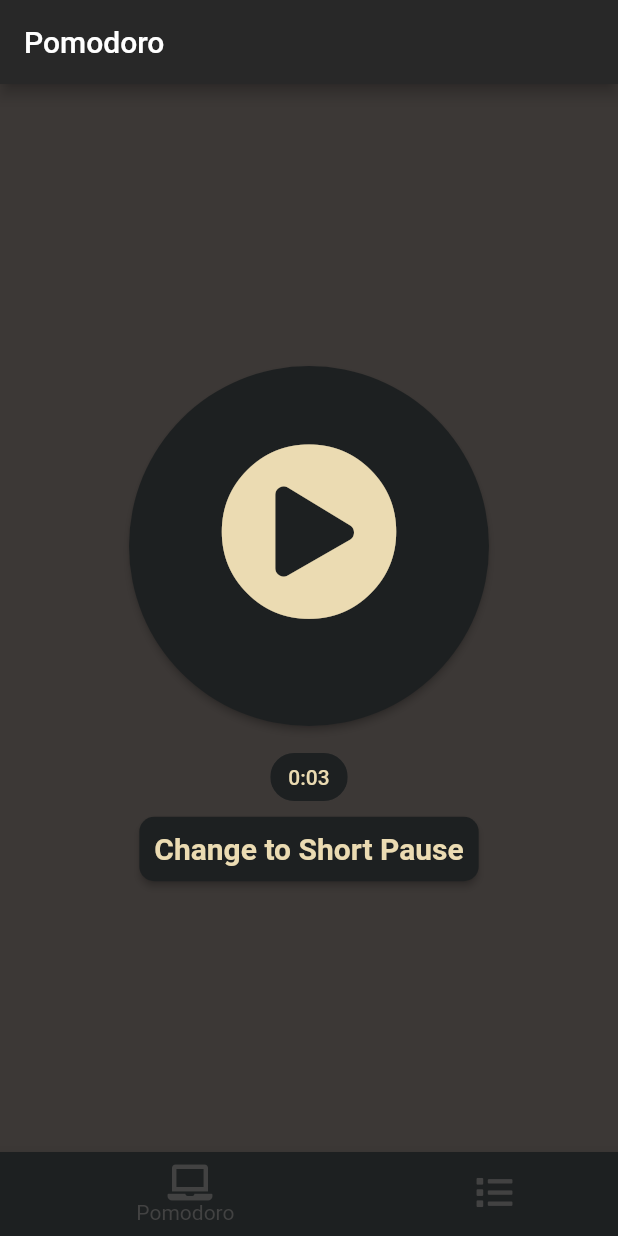
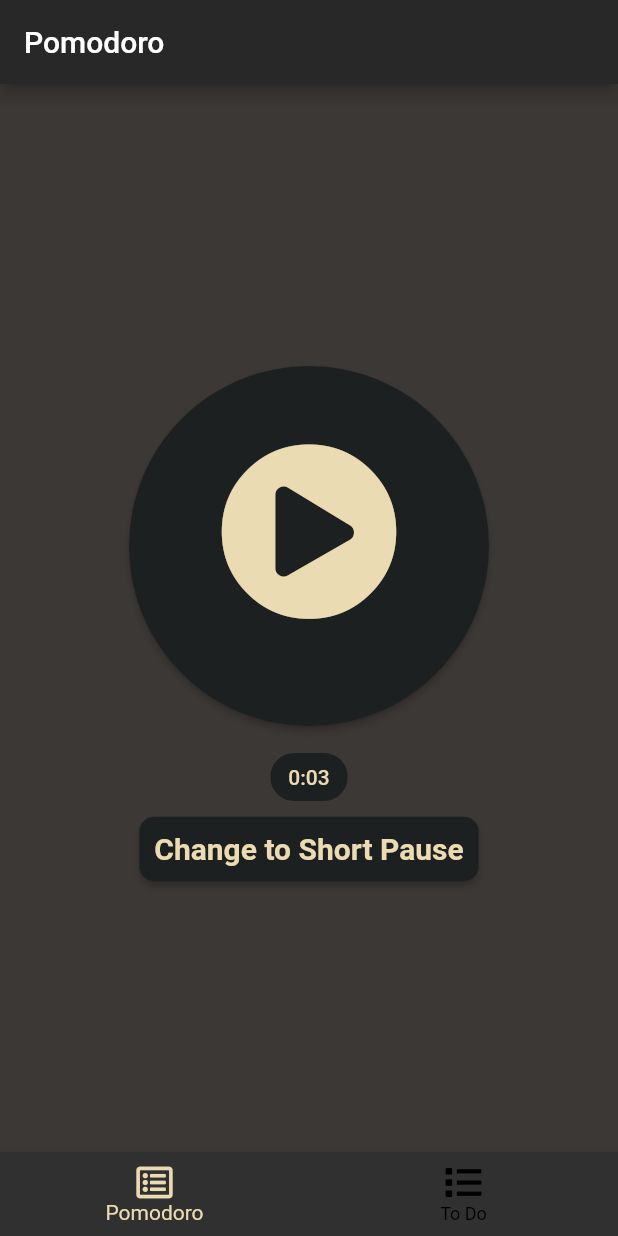
Before and after one commit to lucastercas/flutter_pomodoro, a Flutter app: the screen it shows after launch, on a phone screen of 412 x 824 dp. Run offline on Flutter 3.47's test engine with Material 2 defaults, Android fonts, the phone set to English and light mode, and no system bars; our stand-ins replace cloud_firestore, font_awesome_flutter; accounts and stored records are empty.

```diff
--- a/lib/components/bot_app_bar.dart
+++ /dev/null
@@ -1,101 +0,0 @@
-import 'package:flutter/material.dart';
-import 'package:font_awesome_flutter/font_awesome_flutter.dart';
-
-import 'package:pomodoro_flutter/components/navigation_icon_view.dart';
-import 'package:pomodoro_flutter/constants.dart';
-
-class BotAppBar extends StatefulWidget {
-  @override
-  _BotAppBar createState() => _BotAppBar();
-}
-
-class _BotAppBar extends State<BotAppBar> with TickerProviderStateMixin {
-  List<NavigationIconView> _navigationViews;
-  int _currentIndex = 0;
-  BottomNavigationBarType _type = BottomNavigationBarType.shifting;
-
-  @override
-  void initState() {
-    super.initState();
-    _navigationViews = <NavigationIconView>[
-      NavigationIconView(
-        icon: Icon(FontAwesomeIcons.laptop),
-        title: 'Pomodoro',
-        color: kAccentColor,
-        vsync: this,
-        onTap: () {
-          Navigator.pushReplacementNamed(context, '/');
-        },
-      ),
-      NavigationIconView(
-        icon: Icon(FontAwesomeIcons.list),
-        activeIcon: Icon(FontAwesomeIcons.listAlt),
-        title: 'To Do',
-        color: kAccentColor,
-        vsync: this,
-        onTap: () {
-          Navigator.pushReplacementNamed(context, '/todo_screen');
-        },
-      ),
-    ];
-  }
-
-  @override
-  void dispose() {
-    for (NavigationIconView view in _navigationViews) view.controller.dispose();
-    super.dispose();
-  }
-
-  @override
-  Widget build(BuildContext context) {
-    return BottomNavigationBar(
-      items: _navigationViews
-          .map<BottomNavigationBarItem>(
-              (NavigationIconView navigationView) => navigationView.item)
-          .toList(),
-      currentIndex: _currentIndex,
-      type: _type,
-      onTap: (int index) {
-        setState(() {
-          _navigationViews[_currentIndex].controller.reverse();
-          _currentIndex = index;
-          _navigationViews[_currentIndex].controller.forward();
-        });
-        _navigationViews[_currentIndex].doOnTap();
-      },
-    );
-  }
-}
-
-class Aux extends StatelessWidget {
-  const Aux({
-    Key key,
-  }) : super(key: key);
-
-  @override
-  Widget build(BuildContext context) {
-    return BottomAppBar(
-      color: kAccentColor,
-      child: Row(
-        children: <Widget>[
-          Expanded(
-            child: Container(
-              child: FlatButton(
-                onPressed: () {},
-                child: Text('Pomodoro'),
-              ),
-            ),
-          ),
-          Expanded(
-            child: Container(
-              child: FlatButton(
-                onPressed: () {},
-                child: Text('To Do'),
-              ),
-            ),
-          ),
-        ],
-      ),
-    );
-  }
-}
--- /dev/null
+++ b/lib/components/navigation_bar_controller.dart
@@ -0,0 +1,57 @@
+import 'package:flutter/material.dart';
+import 'package:font_awesome_flutter/font_awesome_flutter.dart';
+import 'package:pomodoro_flutter/constants.dart';
+
+import 'package:pomodoro_flutter/screens/start_screen.dart';
+import 'package:pomodoro_flutter/screens/todo_start_screen.dart';
+
+class AppBottomNavigationBarController extends StatefulWidget {
+  @override
+  _AppBottomNavigationBarControllerState createState() =>
+      _AppBottomNavigationBarControllerState();
+}
+
+class _AppBottomNavigationBarControllerState
+    extends State<AppBottomNavigationBarController> {
+  final List<Widget> pages = [
+    StartScreen(
+      key: PageStorageKey('start_screen'),
+    ),
+    TodoScreen(
+      key: PageStorageKey('todo_screen'),
+    ),
+  ];
+
+  final PageStorageBucket _bucket = PageStorageBucket();
+  int _currentIndex = 0;
+
+  Widget _bottomNavigationBar(int currentIndex) => BottomNavigationBar(
+        selectedItemColor: kForegroundColor,
+        unselectedItemColor: Colors.black,
+        onTap: (int index) => setState(() => _currentIndex = index),
+        currentIndex: currentIndex,
+        items: <BottomNavigationBarItem>[
+          BottomNavigationBarItem(
+            icon: Icon(FontAwesomeIcons.list),
+            title: Text('Pomodoro'),
+            activeIcon: Icon(FontAwesomeIcons.listAlt),
+          ),
+          BottomNavigationBarItem(
+            icon: Icon(FontAwesomeIcons.list),
+            title: Text('To Do'),
+            activeIcon: Icon(FontAwesomeIcons.listAlt),
+          ),
+        ],
+      );
+
+  @override
+  Widget build(BuildContext context) {
+    return Scaffold(
+      bottomNavigationBar: _bottomNavigationBar(_currentIndex),
+      body: PageStorage(
+        child: pages[_currentIndex],
+        bucket: _bucket,
+      ),
+    );
+  }
+}
--- a/lib/components/navigation_icon_view.dart
+++ /dev/null
@@ -1,76 +0,0 @@
-import 'package:flutter/material.dart';
-
-class NavigationIconView {
-  final Widget _icon;
-  final Color _color;
-  final String _title;
-  final BottomNavigationBarItem item;
-  final AnimationController controller;
-  Function onTap;
-  Animation<double> _animation;
-
-  NavigationIconView(
-      {Widget icon,
-      Widget activeIcon,
-      String title,
-      Color color,
-      Function onTap,
-      TickerProvider vsync})
-      : _icon = icon,
-        _color = color,
-        _title = title,
-        item = BottomNavigationBarItem(
-            icon: icon,
-            activeIcon: activeIcon,
-            title: Text(title),
-            backgroundColor: color),
-        controller = AnimationController(
-          duration: Duration(milliseconds: 200),
-          vsync: vsync,
-        ) {
-    _animation = controller.drive(
-      CurveTween(
-        curve: const Interval(0.5, 1.0, curve: Curves.fastOutSlowIn),
-      ),
-    );
-  }
-
-  void doOnTap() {
-    this.onTap();
-    print('iae');
-  }
-
-  FadeTransition transition(
-      BottomNavigationBarType type, BuildContext context) {
-    Color iconColor;
-    if (type == BottomNavigationBarType.shifting) {
-      iconColor = _color;
-    } else {
-      final ThemeData themeData = Theme.of(context);
-      iconColor = themeData.brightness == Brightness.light
-          ? themeData.primaryColor
-          : themeData.accentColor;
-    }
-    return FadeTransition(
-      opacity: _animation,
-      child: SlideTransition(
-        position: _animation.drive(
-          Tween<Offset>(
-            begin: const Offset(0.0, 0.02),
-            end: Offset.zero,
-          ),
-        ),
-        child: IconTheme(
-          data: IconThemeData(
-            color: iconColor,
-            size: 50.0,
-          ),
-          child: Semantics(
-            label: 'Placeholder for $_title tab',
-            child: _icon,
-          ),
-        ),
-      ),
-    );
-  }
-}
--- a/lib/main.dart
+++ b/lib/main.dart
@@ -1,4 +1,5 @@
 import 'package:flutter/material.dart';
+import 'package:pomodoro_flutter/components/navigation_bar_controller.dart';
 import 'package:pomodoro_flutter/constants.dart';
 import 'package:pomodoro_flutter/screens/clock_screen.dart';
 import 'package:pomodoro_flutter/screens/start_screen.dart';
@@ -7,7 +8,7 @@ import 'package:pomodoro_flutter/screens/todo_start_screen.dart';
 void main() => runApp(MyApp());
 
 class MyApp extends StatelessWidget {
-  ThemeData buildThemeData() {
+  ThemeData _buildThemeData() {
     return ThemeData.dark().copyWith(
       primaryColor: Color(0xff282828),
       textTheme: TextTheme(
@@ -31,12 +32,10 @@ class MyApp extends StatelessWidget {
   Widget build(BuildContext context) {
     return MaterialApp(
       title: 'Pomodoro Flutter',
-      theme: this.buildThemeData(),
-      initialRoute: '/',
+      theme: _buildThemeData(),
+      home: AppBottomNavigationBarController(),
       routes: {
-        '/': (BuildContext context) => StartScreen(),
-        '/clock_screen': (BuildContext context) => ClockScreen(),
-        '/todo_screen': (BuildContext context) => ToDoScreen(),
+        'clock_screen': (context) => ClockScreen(),
       },
     );
   }
--- a/lib/screens/clock_screen.dart
+++ b/lib/screens/clock_screen.dart
@@ -6,7 +6,6 @@ import 'package:pomodoro_flutter/constants.dart';
 import 'package:pomodoro_flutter/components/clock_screen_arguments.dart';
 import 'package:pomodoro_flutter/components/clock.dart';
 import 'package:pomodoro_flutter/components/dialog_action_button.dart';
-import 'package:pomodoro_flutter/components/bot_app_bar.dart';
 
 class ClockScreen extends StatefulWidget {
   @override
@@ -161,7 +160,7 @@ class _ClockScreen extends State<ClockScreen> {
             ),
             RaisedButton(
               onPressed: () {
-                Navigator.pushReplacementNamed(context, '/');
+                Navigator.pop(context);
               },
               shape: RoundedRectangleBorder(
                 borderRadius: BorderRadius.circular(10.0),
@@ -189,7 +188,6 @@ class _ClockScreen extends State<ClockScreen> {
         backgroundColor: kAccentColor,
         foregroundColor: kForegroundColor,
       ),
-      bottomNavigationBar: BotAppBar(),
     );
   }
 }
--- a/lib/screens/start_screen.dart
+++ b/lib/screens/start_screen.dart
@@ -4,9 +4,10 @@ import 'package:pomodoro_flutter/components/clock_screen_arguments.dart';
 import 'package:pomodoro_flutter/components/dialog_action_button.dart';
 import 'package:pomodoro_flutter/components/play_button.dart';
 import 'package:pomodoro_flutter/constants.dart';
-import 'package:pomodoro_flutter/components/bot_app_bar.dart';
 
 class StartScreen extends StatefulWidget {
+  StartScreen({Key key}) : super(key: key);
+
   @override
   _StartScreen createState() => _StartScreen();
 }
@@ -49,9 +50,9 @@ class _StartScreen extends State<StartScreen> {
                         DialogActionButton(
                           onPressed: () {
                             Navigator.of(context, rootNavigator: true).pop();
-                            Navigator.pushReplacementNamed(
+                            Navigator.pushNamed(
                               context,
-                              '/clock_screen',
+                              'clock_screen',
                               arguments: ClockScreenArguments(
                                 state: this.state,
                                 activityName: this.textController.text,
@@ -99,7 +100,6 @@ class _StartScreen extends State<StartScreen> {
           ],
         ),
       ),
-      bottomNavigationBar: BotAppBar(),
     );
   }
 }
```
Also changed, not shown: lib/components/todo_item.dart (+19 -4 lines), lib/screens/todo_start_screen.dart (+105 -9 lines), 1 other file.
